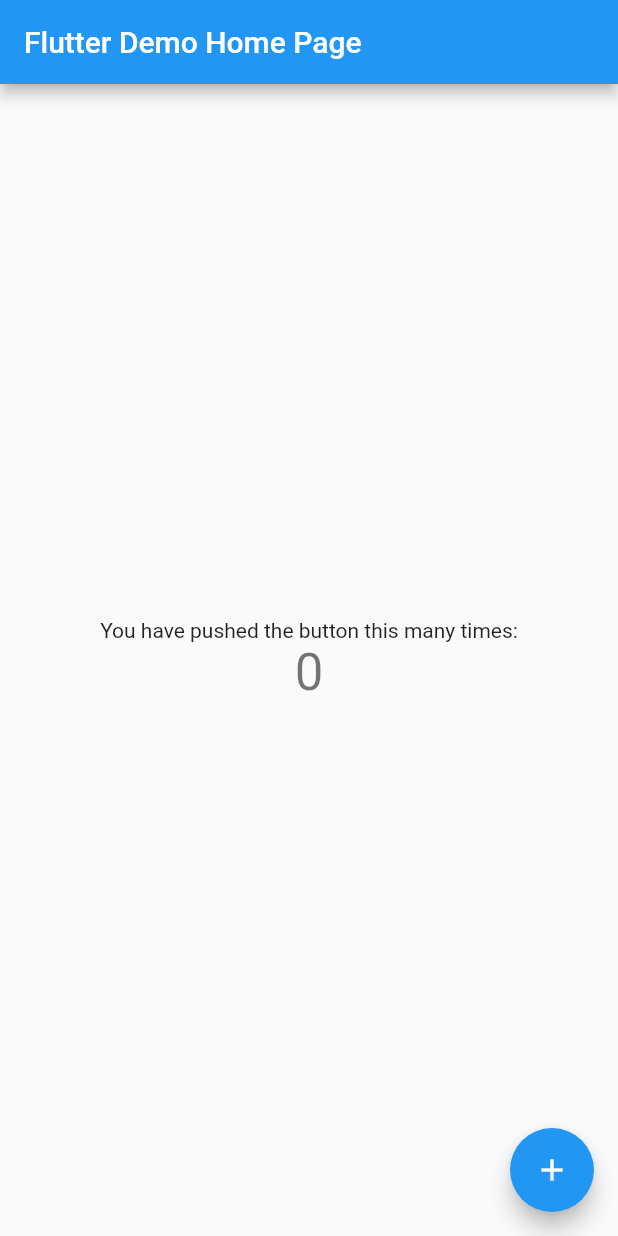
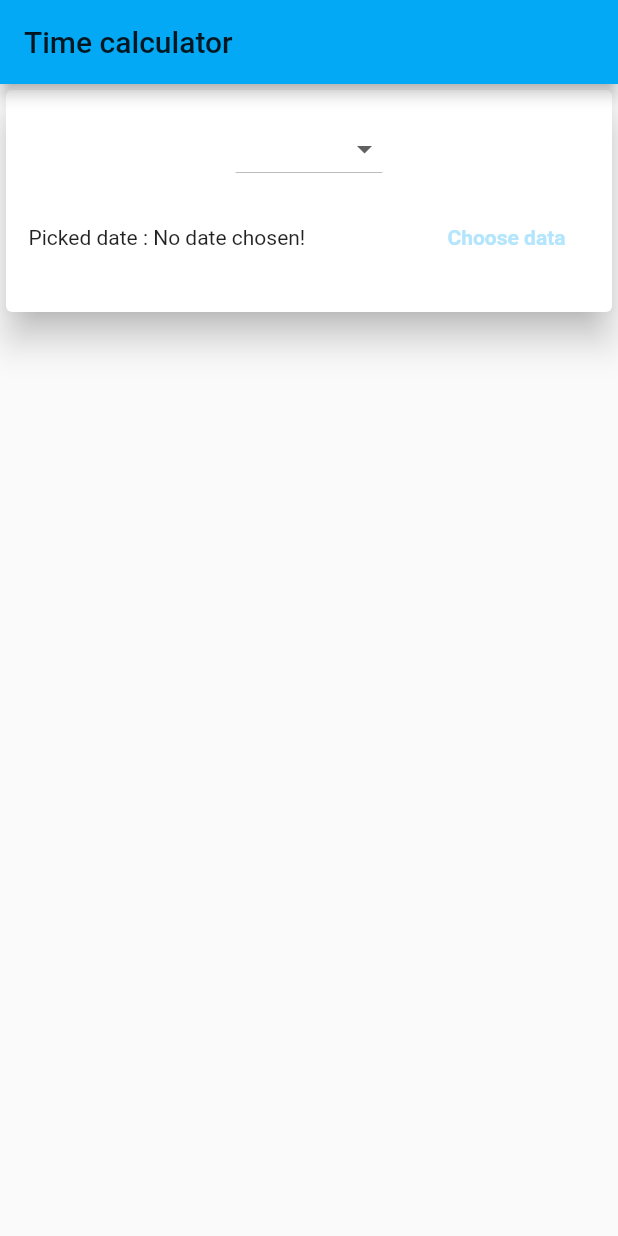
Before and after one commit to wzslr321/Time-Calculator-Mobile-App, a Flutter app: the screen it shows after launch, on a phone screen of 412 x 824 dp. Run offline on Flutter 3.47's test engine with Material 2 defaults, Android fonts, the phone set to English and light mode, and no system bars.

Commit message:
almost finished skeleton of selecting date and calculate  options, not working yet.

```diff
--- a/lib/main.dart
+++ b/lib/main.dart
@@ -1,117 +1,67 @@
 import 'package:flutter/material.dart';
 
-void main() {
-  runApp(MyApp());
-}
+import './widgets/new_calculation.dart';
+import './models/calculated_values.dart';
+
+void main() => runApp(MyApp());
 
 class MyApp extends StatelessWidget {
   // This widget is the root of your application.
   @override
   Widget build(BuildContext context) {
     return MaterialApp(
-      title: 'Flutter Demo',
+      title: 'Time calculator',
       theme: ThemeData(
-        // This is the theme of your application.
-        //
-        // Try running your application with "flutter run". You'll see the
-        // application has a blue toolbar. Then, without quitting the app, try
-        // changing the primarySwatch below to Colors.green and then invoke
-        // "hot reload" (press "r" in the console where you ran "flutter run",
-        // or simply save your changes to "hot reload" in a Flutter IDE).
-        // Notice that the counter didn't reset back to zero; the application
-        // is not restarted.
-        primarySwatch: Colors.blue,
-        // This makes the visual density adapt to the platform that you run
-        // the app on. For desktop platforms, the controls will be smaller and
-        // closer together (more dense) than on mobile platforms.
+        primarySwatch: Colors.lightBlue,
         visualDensity: VisualDensity.adaptivePlatformDensity,
       ),
-      home: MyHomePage(title: 'Flutter Demo Home Page'),
+      home: MyHomePage(),
     );
   }
 }
 
 class MyHomePage extends StatefulWidget {
-  MyHomePage({Key key, this.title}) : super(key: key);
 
-  // This widget is the home page of your application. It is stateful, meaning
-  // that it has a State object (defined below) that contains fields that affect
-  // how it looks.
-
-  // This class is the configuration for the state. It holds the values (in this
-  // case the title) provided by the parent (in this case the App widget) and
-  // used by the build method of the State. Fields in a Widget subclass are
-  // always marked "final".
-
-  final String title;
 
   @override
   _MyHomePageState createState() => _MyHomePageState();
 }
 
+void _addNewCalculation(
+    int clcYear, int clcMonth, int clcDays,
+    int clcWeekDays, int clcWeekends, int clcHours,
+    int clcMinutes, int clcSeconds
+) {
+  final newCalculation = CalculatedValues(
+      years: clcYear, months: clcMonth, days: clcDays,
+      weekDays: clcWeekDays, weekends: clcWeekends,
+      hours: clcHours, minutes: clcMinutes, seconds: clcSeconds
+  );
+
+}
+
+
+void _showAddNewCalculation(BuildContext ctx) {
+  showModalBottomSheet(context: ctx, builder: (_){
+    return NewCalculation(_addNewCalculation);
+  },);
+}
+
 class _MyHomePageState extends State<MyHomePage> {
-  int _counter = 0;
-
-  void _incrementCounter() {
-    setState(() {
-      // This call to setState tells the Flutter framework that something has
-      // changed in this State, which causes it to rerun the build method below
-      // so that the display can reflect the updated values. If we changed
-      // _counter without calling setState(), then the build method would not be
-      // called again, and so nothing would appear to happen.
-      _counter++;
-    });
-  }
-
   @override
   Widget build(BuildContext context) {
-    // This method is rerun every time setState is called, for instance as done
-    // by the _incrementCounter method above.
-    //
-    // The Flutter framework has been optimized to make rerunning build methods
-    // fast, so that you can just rebuild anything that needs updating rather
-    // than having to individually change instances of widgets.
     return Scaffold(
-      appBar: AppBar(
-        // Here we take the value from the MyHomePage object that was created by
-        // the App.build method, and use it to set our appbar title.
-        title: Text(widget.title),
-      ),
-      body: Center(
-        // Center is a layout widget. It takes a single child and positions it
-        // in the middle of the parent.
-        child: Column(
-          // Column is also a layout widget. It takes a list of children and
-          // arranges them vertically. By default, it sizes itself to fit its
-          // children horizontally, and tries to be as tall as its parent.
-          //
-          // Invoke "debug painting" (press "p" in the console, choose the
-          // "Toggle Debug Paint" action from the Flutter Inspector in Android
-          // Studio, or the "Toggle Debug Paint" command in Visual Studio Code)
-          // to see the wireframe for each widget.
-          //
-          // Column has various properties to control how it sizes itself and
-          // how it positions its children. Here we use mainAxisAlignment to
-          // center the children vertically; the main axis here is the vertical
-          // axis because Columns are vertical (the cross axis would be
-          // horizontal).
-          mainAxisAlignment: MainAxisAlignment.center,
-          children: <Widget>[
-            Text(
-              'You have pushed the button this many times:',
-            ),
-            Text(
-              '$_counter',
-              style: Theme.of(context).textTheme.headline4,
-            ),
-          ],
+        appBar: AppBar(
+          title:Text('Time calculator')
         ),
-      ),
-      floatingActionButton: FloatingActionButton(
-        onPressed: _incrementCounter,
-        tooltip: 'Increment',
-        child: Icon(Icons.add),
-      ), // This trailing comma makes auto-formatting nicer for build methods.
+        body:SingleChildScrollView(
+          child:Column(
+            crossAxisAlignment: CrossAxisAlignment.stretch,
+            children: [
+              NewCalculation(_showAddNewCalculation),
+            ],
+          )
+        )
     );
   }
 }
--- /dev/null
+++ b/lib/widgets/new_calculation.dart
@@ -0,0 +1,87 @@
+import 'package:flutter/material.dart';
+import 'package:intl/intl.dart';
+
+class NewCalculation extends StatefulWidget {
+  final Function calculate;
+
+  NewCalculation(this.calculate);
+
+  @override
+  _NewCalculationState createState() => _NewCalculationState();
+}
+
+class _NewCalculationState extends State<NewCalculation> {
+  DateTime _actualDate;
+  DateTime _selectedDate;
+
+  final List<String> _calculateOptions = ['Years', 'Months', 'Days', 'WeekDays', 'Weekends', 'Hours', 'Minutes', 'Seconds'];
+  final  _calculateOptionController = TextEditingController();
+
+  void _calculateDate() {
+    final _enteredOption = _calculateOptionController.text;
+
+     if(_actualDate == null || _selectedDate == null || _enteredOption.isEmpty)
+       return;
+
+     widget.calculate(
+       _actualDate,
+       _selectedDate,
+       _enteredOption,
+     );
+
+     Navigator.of(context).pop();
+  }
+
+  void _showDatePicker() {
+    showDatePicker(
+      context: context,
+      initialDate: DateTime.now(),
+      firstDate: DateTime(2020),
+      lastDate:DateTime.now(),
+    ).then( (pickedDate) {
+        if(pickedDate == null)
+          return;
+        setState( () {
+          _selectedDate = pickedDate;
+        });
+    });
+  }
+
+  @override
+  Widget build(BuildContext context) {
+    return Card(
+      elevation:10,
+      child: Container(
+        padding:EdgeInsets.all(15),
+        child:Column(
+          crossAxisAlignment: CrossAxisAlignment.center,
+          children: [
+            DropdownButton<String>(
+                items: _calculateOptions.map((String value){
+                  return new DropdownMenuItem<String>(
+                      value:value,
+                      child:new Text(value)
+                  );
+            }).toList(), onChanged:(_) => _calculateDate()),
+            Container(
+              height:70,
+              child:Row(children: [
+                Expanded(
+                    child: Text('Picked date : ${_selectedDate != null ? DateFormat.yMd().format(_selectedDate): 'No date chosen!'}'),
+                ),
+                FlatButton(
+                  textColor: Theme.of(context).primaryColorLight,
+                  child:Text(
+                    'Choose data',
+                    style:TextStyle(fontWeight: FontWeight.bold),
+                  ),
+                  onPressed: _showDatePicker,
+                )
+              ],)
+            ),
+          ],
+        ),
+      ),
+    );
+  }
+}
--- a/pubspec.yaml
+++ b/pubspec.yaml
@@ -21,6 +21,7 @@ environment:
   sdk: ">=2.7.0 <3.0.0"
 
 dependencies:
+  intl: ^0.15.8
   flutter:
     sdk: flutter
 
```
Also changed, not shown: lib/models/calculated_values.dart (added, +23 -0 lines), pubspec.lock.
